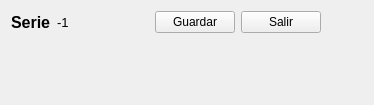
The window that Venta/ventaconfighoja.ui (radtek/manager) describes before a commit, drawn with Qt 5.
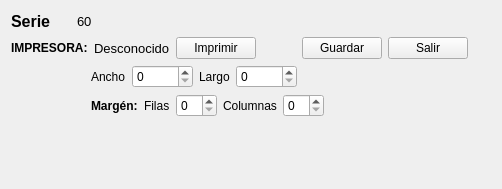
The same window after the commit. Custom widgets are drawn as their Qt base class.

```diff
--- a/Venta/ventaconfighoja.ui
+++ b/Venta/ventaconfighoja.ui
@@ -6,8 +6,8 @@
    <rect>
     <x>0</x>
     <y>0</y>
-    <width>374</width>
-    <height>105</height>
+    <width>502</width>
+    <height>189</height>
    </rect>
   </property>
   <property name="sizePolicy">
@@ -36,9 +36,21 @@
   </property>
   <layout class="QVBoxLayout" name="verticalLayout">
    <item>
-    <layout class="QHBoxLayout" name="horizontalLayout">
+    <layout class="QHBoxLayout" name="horizontalLayout_2">
      <item>
       <widget class="QLabel" name="label_title_serie">
+       <property name="minimumSize">
+        <size>
+         <width>60</width>
+         <height>0</height>
+        </size>
+       </property>
+       <property name="maximumSize">
+        <size>
+         <width>60</width>
+         <height>16777215</height>
+        </size>
+       </property>
        <property name="font">
         <font>
          <pointsize>12</pointsize>
@@ -53,13 +65,25 @@
      </item>
      <item>
       <widget class="QLabel" name="label_serie">
+       <property name="minimumSize">
+        <size>
+         <width>60</width>
+         <height>0</height>
+        </size>
+       </property>
+       <property name="maximumSize">
+        <size>
+         <width>60</width>
+         <height>16777215</height>
+        </size>
+       </property>
        <property name="font">
         <font>
          <pointsize>10</pointsize>
         </font>
        </property>
        <property name="text">
-        <string>-1</string>
+        <string>60</string>
        </property>
       </widget>
      </item>
@@ -69,11 +93,65 @@
         <enum>Qt::Horizontal</enum>
        </property>
        <property name="sizeType">
-        <enum>QSizePolicy::Fixed</enum>
+        <enum>QSizePolicy::Expanding</enum>
        </property>
        <property name="sizeHint" stdset="0">
         <size>
          <width>80</width>
+         <height>20</height>
+        </size>
+       </property>
+      </spacer>
+     </item>
+    </layout>
+   </item>
+   <item>
+    <layout class="QHBoxLayout" name="horizontalLayout">
+     <item>
+      <widget class="QLabel" name="label">
+       <property name="font">
+        <font>
+         <weight>75</weight>
+         <bold>true</bold>
+        </font>
+       </property>
+       <property name="text">
+        <string>IMPRESORA:</string>
+       </property>
+      </widget>
+     </item>
+     <item>
+      <widget class="QLabel" name="label_printerName">
+       <property name="font">
+        <font>
+         <pointsize>10</pointsize>
+         <weight>50</weight>
+         <bold>false</bold>
+        </font>
+       </property>
+       <property name="text">
+        <string>Desconocido</string>
+       </property>
+      </widget>
+     </item>
+     <item>
+      <widget class="QPushButton" name="pushButton_imprimir">
+       <property name="text">
+        <string>Imprimir</string>
+       </property>
+      </widget>
+     </item>
+     <item>
+      <spacer name="horizontalSpacer_3">
+       <property name="orientation">
+        <enum>Qt::Horizontal</enum>
+       </property>
+       <property name="sizeType">
+        <enum>QSizePolicy::Fixed</enum>
+       </property>
+       <property name="sizeHint" stdset="0">
+        <size>
+         <width>40</width>
          <height>20</height>
         </size>
        </property>
@@ -108,6 +186,153 @@
      </item>
     </layout>
    </item>
+   <item>
+    <layout class="QHBoxLayout" name="horizontalLayout_3">
+     <item>
+      <spacer name="horizontalSpacer_4">
+       <property name="orientation">
+        <enum>Qt::Horizontal</enum>
+       </property>
+       <property name="sizeType">
+        <enum>QSizePolicy::Fixed</enum>
+       </property>
+       <property name="sizeHint" stdset="0">
+        <size>
+         <width>80</width>
+         <height>20</height>
+        </size>
+       </property>
+      </spacer>
+     </item>
+     <item>
+      <widget class="QLabel" name="label_3">
+       <property name="text">
+        <string>Ancho</string>
+       </property>
+      </widget>
+     </item>
+     <item>
+      <widget class="QSpinBox" name="spinBox_width">
+       <property name="maximum">
+        <number>10000</number>
+       </property>
+      </widget>
+     </item>
+     <item>
+      <widget class="QLabel" name="label_4">
+       <property name="text">
+        <string>Largo</string>
+       </property>
+      </widget>
+     </item>
+     <item>
+      <widget class="QSpinBox" name="spinBox_height">
+       <property name="maximum">
+        <number>10000</number>
+       </property>
+      </widget>
+     </item>
+     <item>
+      <spacer name="horizontalSpacer_5">
+       <property name="orientation">
+        <enum>Qt::Horizontal</enum>
+       </property>
+       <property name="sizeHint" stdset="0">
+        <size>
+         <width>40</width>
+         <height>20</height>
+        </size>
+       </property>
+      </spacer>
+     </item>
+    </layout>
+   </item>
+   <item>
+    <layout class="QHBoxLayout" name="horizontalLayout_4">
+     <item>
+      <spacer name="horizontalSpacer_7">
+       <property name="orientation">
+        <enum>Qt::Horizontal</enum>
+       </property>
+       <property name="sizeType">
+        <enum>QSizePolicy::Fixed</enum>
+       </property>
+       <property name="sizeHint" stdset="0">
+        <size>
+         <width>80</width>
+         <height>20</height>
+        </size>
+       </property>
+      </spacer>
+     </item>
+     <item>
+      <widget class="QLabel" name="label_2">
+       <property name="font">
+        <font>
+         <weight>75</weight>
+         <bold>true</bold>
+        </font>
+       </property>
+       <property name="text">
+        <string>Margén:</string>
+       </property>
+      </widget>
+     </item>
+     <item>
+      <widget class="QLabel" name="label_6">
+       <property name="text">
+        <string>Filas</string>
+       </property>
+      </widget>
+     </item>
+     <item>
+      <widget class="QSpinBox" name="spinBox_margen_fila">
+       <property name="minimum">
+        <number>0</number>
+       </property>
+       <property name="maximum">
+        <number>99</number>
+       </property>
+       <property name="value">
+        <number>0</number>
+       </property>
+      </widget>
+     </item>
+     <item>
+      <widget class="QLabel" name="label_5">
+       <property name="text">
+        <string>Columnas</string>
+       </property>
+      </widget>
+     </item>
+     <item>
+      <widget class="QSpinBox" name="spinBox_margen_columna">
+       <property name="minimum">
+        <number>0</number>
+       </property>
+       <property name="maximum">
+        <number>99</number>
+       </property>
+       <property name="value">
+        <number>0</number>
+       </property>
+      </widget>
+     </item>
+     <item>
+      <spacer name="horizontalSpacer_6">
+       <property name="orientation">
+        <enum>Qt::Horizontal</enum>
+       </property>
+       <property name="sizeHint" stdset="0">
+        <size>
+         <width>40</width>
+         <height>20</height>
+        </size>
+       </property>
+      </spacer>
+     </item>
+    </layout>
+   </item>
    <item>
     <widget class="VentaConfiguracion" name="widget" native="true">
      <property name="minimumSize">
```
